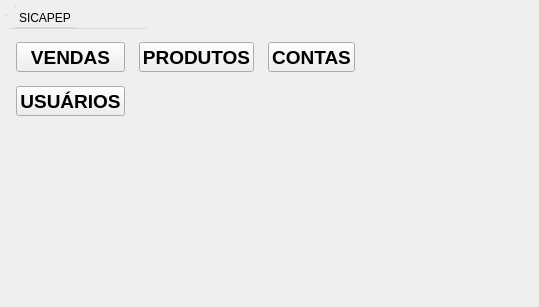
The window that form/sicapep.ui (lluchiari/SICAPEP) describes before a commit, drawn with Qt 5.
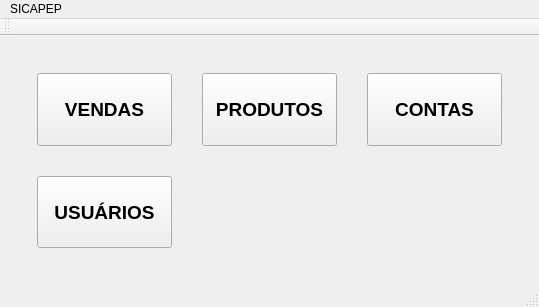
The same window after the commit.

Commit message: Fixing interface multiwindowing system with QStackWidget Class. Adding the QDebug to the project so that I can debug all errors with a text strema

The edit to the form file:
```diff
--- a/form/sicapep.ui
+++ b/form/sicapep.ui
@@ -29,75 +29,40 @@
      <verstretch>0</verstretch>
     </sizepolicy>
    </property>
-   <widget class="QToolBar" name="mainToolBar">
-    <property name="geometry">
-     <rect>
-      <x>-16</x>
-      <y>0</y>
-      <width>16</width>
-      <height>16</height>
-     </rect>
+   <layout class="QGridLayout" name="gridLayout_2">
+    <property name="leftMargin">
+     <number>30</number>
     </property>
-    <property name="sizePolicy">
-     <sizepolicy hsizetype="Expanding" vsizetype="Fixed">
-      <horstretch>0</horstretch>
-      <verstretch>0</verstretch>
-     </sizepolicy>
+    <property name="topMargin">
+     <number>30</number>
     </property>
-   </widget>
-   <widget class="QStatusBar" name="statusBar">
-    <property name="geometry">
-     <rect>
-      <x>0</x>
-      <y>0</y>
-      <width>16</width>
-      <height>18</height>
-     </rect>
+    <property name="rightMargin">
+     <number>30</number>
     </property>
-   </widget>
-   <widget class="QMenuBar" name="menuBar">
-    <property name="geometry">
-     <rect>
-      <x>9</x>
-      <y>9</y>
-      <width>138</width>
-      <height>20</height>
-     </rect>
+    <property name="bottomMargin">
+     <number>30</number>
     </property>
-    <property name="font">
-     <font>
-      <family>Arial</family>
-     </font>
+    <property name="horizontalSpacing">
+     <number>6</number>
     </property>
-    <widget class="QMenu" name="menuSICAPEP">
-     <property name="title">
-      <string>SICAPEP</string>
-     </property>
-     <addaction name="actionInfo"/>
-     <addaction name="actionExit"/>
-    </widget>
-    <addaction name="menuSICAPEP"/>
-   </widget>
+    <item row="0" column="0">
    <widget class="QStackedWidget" name="stackedWidget">
-    <property name="geometry">
-     <rect>
-      <x>9</x>
-      <y>35</y>
-      <width>353</width>
-      <height>88</height>
-     </rect>
-    </property>
     <property name="sizePolicy">
      <sizepolicy hsizetype="Expanding" vsizetype="Expanding">
       <horstretch>0</horstretch>
       <verstretch>0</verstretch>
      </sizepolicy>
     </property>
+      <property name="font">
+       <font>
+        <family>Arial</family>
+       </font>
+      </property>
     <property name="currentIndex">
      <number>0</number>
     </property>
     <widget class="QWidget" name="mainPage">
-     <layout class="QGridLayout" name="gridLayout">
+       <layout class="QGridLayout" name="gridLayoutMainPage" rowstretch="0,0">
       <property name="leftMargin">
        <number>7</number>
       </property>
@@ -111,7 +76,7 @@
        <number>7</number>
       </property>
       <property name="spacing">
-       <number>14</number>
+         <number>30</number>
       </property>
       <item row="0" column="0">
        <widget class="QPushButton" name="pushButtonVendas">
@@ -214,7 +179,7 @@
      </layout>
     </widget>
     <widget class="QWidget" name="produtosPage">
-     <layout class="QGridLayout" name="gridLayout">
+       <layout class="QGridLayout" name="gridLayoutProdutosPage">
       <property name="leftMargin">
        <number>7</number>
       </property>
@@ -228,7 +193,7 @@
        <number>7</number>
       </property>
       <property name="spacing">
-       <number>14</number>
+         <number>40</number>
       </property>
       <item row="0" column="0">
        <widget class="QPushButton" name="pushButtonNovaVenda">
@@ -290,6 +255,47 @@
     </widget>
     <widget class="QWidget" name="vendasPage"/>
    </widget>
+    </item>
+   </layout>
+  </widget>
+  <widget class="QToolBar" name="mainToolBar">
+   <property name="sizePolicy">
+    <sizepolicy hsizetype="Expanding" vsizetype="Fixed">
+     <horstretch>0</horstretch>
+     <verstretch>0</verstretch>
+    </sizepolicy>
+   </property>
+   <attribute name="toolBarArea">
+    <enum>TopToolBarArea</enum>
+   </attribute>
+   <attribute name="toolBarBreak">
+    <bool>false</bool>
+   </attribute>
+  </widget>
+  <widget class="QStatusBar" name="statusBar"/>
+  <widget class="QMenuBar" name="menuBar">
+   <property name="geometry">
+    <rect>
+     <x>0</x>
+     <y>0</y>
+     <width>539</width>
+     <height>21</height>
+    </rect>
+   </property>
+   <property name="font">
+    <font>
+     <family>Arial</family>
+    </font>
+   </property>
+   <widget class="QMenu" name="menuSICAPEP">
+    <property name="title">
+     <string>SICAPEP</string>
+    </property>
+    <addaction name="actionInfo"/>
+    <addaction name="actionExit"/>
+   </widget>
+   <addaction name="menuSICAPEP"/>
+  </widget>
    <action name="actionInfo">
     <property name="text">
      <string>Info</string>
@@ -300,7 +306,6 @@
      <string>Exit</string>
     </property>
    </action>
-  </widget>
  </widget>
  <resources/>
  <connections/>
```
Lines whose indentation alone changed are shown as unchanged. The commit also changes 7 other files.
